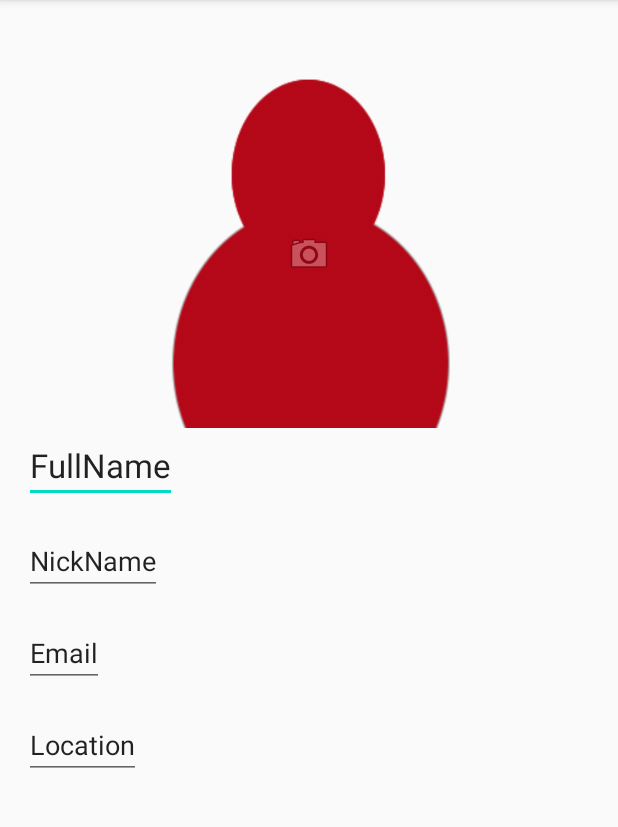
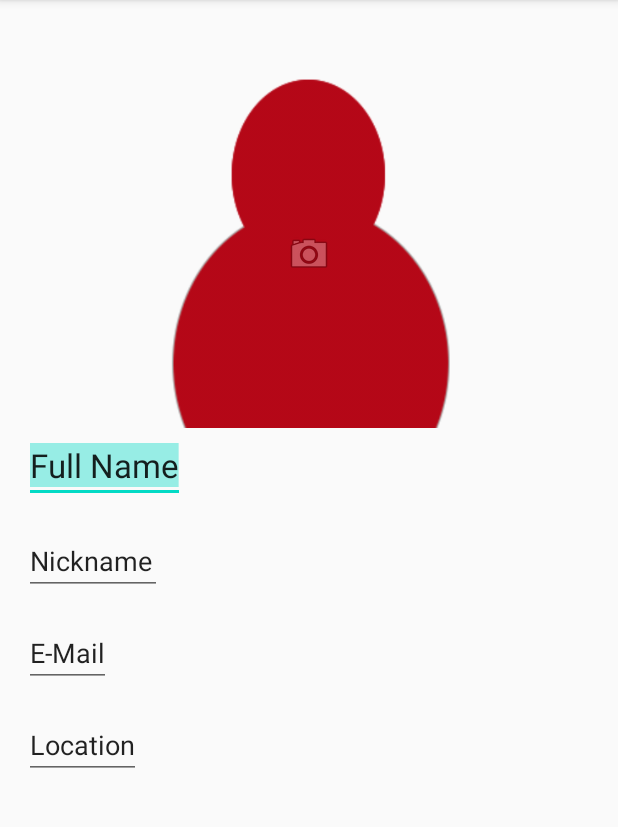
Before and after one commit to MohamedMamdouh95/Second-Hand-Market-Application, an Android app: the screen it shows after launch (EditProfileActivity), after a tap on "Edit", on a phone screen of 412 x 824 dp, the part 84-911 px from its top. Run offline under Robolectric (Android 15) with nearby library versions, the phone set to English and light mode, and no system bars.

Commit message:
Finished Lab 1

```diff
--- a/app/build.gradle
+++ b/app/build.gradle
@@ -33,5 +33,6 @@ dependencies {
     implementation 'androidx.constraintlayout:constraintlayout:1.1.3'
     testImplementation 'junit:junit:4.12'
     androidTestImplementation 'androidx.test.ext:junit:1.1.1'
+    implementation 'com.google.code.gson:gson:2.8.5'
     androidTestImplementation 'androidx.test.espresso:espresso-core:3.2.0'
 }
--- a/app/src/main/java/com/example/second_hand_market_application/EditProfileActivity.kt
+++ b/app/src/main/java/com/example/second_hand_market_application/EditProfileActivity.kt
@@ -59,15 +59,9 @@ class EditProfileActivity : AppCompatActivity() {
             Editable.Factory.getInstance().newEditable(intent.extras?.get("location").toString())
         email.text =
             Editable.Factory.getInstance().newEditable(intent.extras?.get("email").toString())
-        //Set hints
-        fullName.hint = intent.extras?.get("fullName").toString()
-        nickname.hint = intent.extras?.get("nickName").toString()
-        location.hint = intent.extras?.get("location").toString()
-        email.hint = intent.extras?.get("email").toString()
-
         //Set the image as the current image of the user
         defaultUri = Uri.parse(intent.extras?.get("imageURI").toString())
-        Log.d("TEST",defaultUri.toString())
+        Log.d("TEST", defaultUri.toString())
         profileImage.setImageURI(defaultUri)
     }
 
@@ -182,7 +176,7 @@ class EditProfileActivity : AppCompatActivity() {
         intent.putExtra("nickName", nickname.text.toString())
         intent.putExtra("location", location.text.toString())
         intent.putExtra("email", email.text.toString())
-        intent.putExtra("imageURI", profilePictureUri?:defaultUri)
+        intent.putExtra("imageURI", profilePictureUri ?: defaultUri)
         setResult(Activity.RESULT_OK, intent)
         finish()
     }
--- a/app/src/main/java/com/example/second_hand_market_application/ShowProfileActivity.kt
+++ b/app/src/main/java/com/example/second_hand_market_application/ShowProfileActivity.kt
@@ -2,15 +2,28 @@ package com.example.second_hand_market_application
 
 import android.app.Activity
 import android.content.ContentResolver
+import android.content.Context
 import android.content.Intent
+import android.content.SharedPreferences
 import android.net.Uri
 import androidx.appcompat.app.AppCompatActivity
 import android.os.Bundle
 import android.util.Log
 import android.view.*
+import com.google.gson.Gson
 import kotlinx.android.synthetic.main.activity_show_profile.*
 
+data class ApplicationData(
+    val fullName: String,
+    val nickname: String,
+    val email: String,
+    val location: String,
+    val imagePath: String
+)
+
 class ShowProfileActivity : AppCompatActivity() {
+    private lateinit var imageUri: String
+
     companion object {
         const val EDIT_PROFILE = 1
     }
@@ -18,6 +31,13 @@ class ShowProfileActivity : AppCompatActivity() {
     override fun onCreate(savedInstanceState: Bundle?) {
         super.onCreate(savedInstanceState)
         setContentView(R.layout.activity_show_profile)
+        val data = loadData()
+        fullName.text = data.fullName
+        nickname.text = data.nickname
+        email.text = data.email
+        location.text = data.location
+        imageUri = data.imagePath
+        profileImage.setImageURI(Uri.parse(imageUri))
     }
 
     override fun onRestoreInstanceState(savedInstanceState: Bundle) {
@@ -26,6 +46,7 @@ class ShowProfileActivity : AppCompatActivity() {
         location.text = savedInstanceState.get("location").toString()
         email.text = savedInstanceState.get("email").toString()
     }
+
     override fun onSaveInstanceState(outState: Bundle) {
         super.onSaveInstanceState(outState)
         outState.putString("fullName", fullName.text.toString())
@@ -57,16 +78,17 @@ class ShowProfileActivity : AppCompatActivity() {
         detailIntent.putExtra("nickName", nickname.text.toString())
         detailIntent.putExtra("location", location.text.toString())
         detailIntent.putExtra("email", email.text.toString())
-        val imgURI: String = if (profileImage.tag == "default") {
+        /*val imgURI: String = if (profileImage.tag == "default") {
             Uri.parse(
                 ContentResolver.SCHEME_ANDROID_RESOURCE +
                         "://" + resources.getResourcePackageName(R.drawable.profile_pic) +
                         '/' + resources.getResourceTypeName(R.drawable.profile_pic) +
-                        '/' + resources.getResourceEntryName(R.drawable.profile_pic)).toString()
+                        '/' + resources.getResourceEntryName(R.drawable.profile_pic)
+            ).toString()
         } else {
             profileImage.tag.toString()
-        }
-        detailIntent.putExtra("imageURI", imgURI)
+        }*/
+        detailIntent.putExtra("imageURI", imageUri)
 
         startActivityForResult(detailIntent, EDIT_PROFILE)
     }
@@ -79,10 +101,46 @@ class ShowProfileActivity : AppCompatActivity() {
                 nickname.text = data.extras?.get("nickName").toString()
                 location.text = data.extras?.get("location").toString()
                 email.text = data.extras?.get("email").toString()
-                profileImage.setImageURI(Uri.parse(data.extras?.get("imageURI").toString()))
-                profileImage.tag = Uri.parse(data.extras?.get("imageURI").toString())
+                imageUri = data.extras?.get("imageURI").toString()
+                profileImage.setImageURI(Uri.parse(imageUri))
+                //Changing the tag is a work around to figure out if the user changed the picture before he didn't and it's still default one
+               // profileImage.tag = Uri.parse(data.extras?.get("imageURI").toString())
+                saveData()
             }
         }
     }
 
+    private fun saveData() {
+        val sharedPref = this.getPreferences(Context.MODE_PRIVATE)
+        val data = ApplicationData(
+            fullName.text.toString(), nickname.text.toString(),
+            email.text.toString(), location.text.toString(), imageUri
+        )
+        with(sharedPref.edit()) {
+            putString("profile", Gson().toJson(data))
+            this.apply()
+        }
+    }
+
+    private fun loadData(): ApplicationData {
+        val sharedPref: SharedPreferences = this.getPreferences(Context.MODE_PRIVATE)
+        val data =
+            Gson().fromJson(sharedPref.getString("profile", null), ApplicationData::class.java)
+        return (data ?: initialize())
+    }
+
+    private fun initialize(): ApplicationData {
+        // This is the path to the avatar drawable picture
+        val defPath: String = Uri.parse(
+            ContentResolver.SCHEME_ANDROID_RESOURCE +
+                    "://" + resources.getResourcePackageName(R.drawable.profile_pic) +
+                    '/' + resources.getResourceTypeName(R.drawable.profile_pic) +
+                    '/' + resources.getResourceEntryName(R.drawable.profile_pic)
+        ).toString()
+
+        return ApplicationData(
+            "Full Name", "Nickname",
+            "E-Mail", "Location", defPath
+        )
+    }
 }
--- a/app/src/main/res/layout/activity_edit_profile.xml
+++ b/app/src/main/res/layout/activity_edit_profile.xml
@@ -46,6 +46,7 @@
         android:layout_height="wrap_content"
         android:hint="@string/fullName"
         android:inputType="textPersonName"
+        android:selectAllOnFocus="true"
         android:textAppearance="@style/TextAppearance.AppCompat.Large"
         app:layout_constraintStart_toStartOf="@+id/guideline3"
         app:layout_constraintTop_toBottomOf="@+id/profileImage"
@@ -57,6 +58,7 @@
         android:layout_height="wrap_content"
         android:layout_marginTop="16dp"
         android:hint="@string/nickName"
+        android:selectAllOnFocus="true"
         android:inputType="textPersonName"
         android:textAppearance="@style/TextAppearance.AppCompat.Medium"
         app:layout_constraintStart_toStartOf="@+id/guideline3"
@@ -69,6 +71,7 @@
         android:layout_height="wrap_content"
         android:layout_marginTop="16dp"
         android:hint="@string/email"
+        android:selectAllOnFocus="true"
         android:inputType="textEmailAddress"
         android:textAppearance="@style/TextAppearance.AppCompat.Medium"
         app:layout_constraintStart_toStartOf="@+id/guideline3"
```
